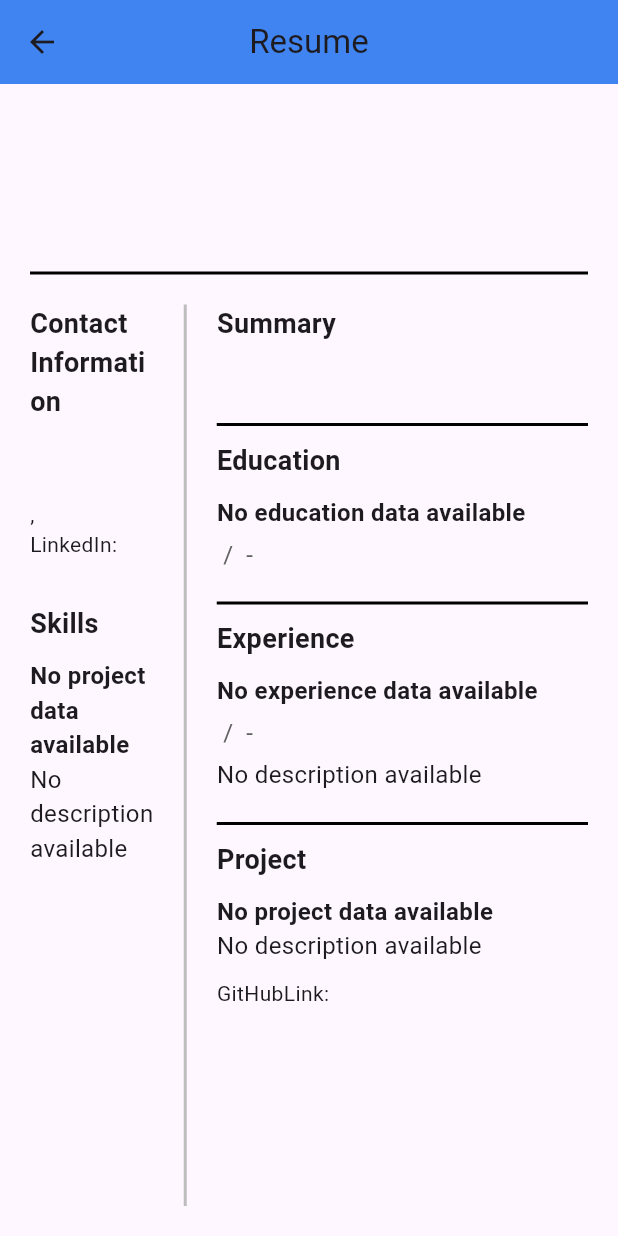
After one commit to Cloudcods/CvApplication, a Flutter app: the ResumePage screen opened directly, on a phone screen of 412 x 824 dp. The commit adds this screen. Run offline on Flutter 3.47's test engine with Material 3 defaults, Android fonts, the phone set to English and light mode, and no system bars; our stand-ins replace shared_preferences; accounts and stored records are empty.

Commit message:
day14 completed

```diff
--- /dev/null
+++ b/lib/day 14/cv.dart
@@ -0,0 +1,344 @@
+import 'package:flutter/material.dart';
+import 'package:shared_preferences/shared_preferences.dart';
+
+class ResumePage extends StatefulWidget {
+  const ResumePage({super.key});
+
+  @override
+  State<ResumePage> createState() => _ResumePageState();
+}
+
+class _ResumePageState extends State<ResumePage> {
+  String _firstName = '';
+  String _lastName = '';
+  String _designation = '';
+  String _address = '';
+  String _contactCity = ''; // Renamed for contact information city
+  String _email = '';
+  String _mobileNumber = '';
+  String _summary = '';
+  String _socialLink = '';
+
+  // For education
+  String _schoolName = '';
+  String _degree = '';
+  String _educationCity = ''; // Renamed for education city
+  String _educationStartDate = ''; // Renamed for education start date
+  String _graduationDate = '';
+  bool _isCurrentlyStudying = false;
+
+  // For experience
+  String _jobTitle = '';
+  String _employer = '';
+  String _experienceCity = ''; // Renamed for experience city
+  String _experienceStartDate = ''; // Renamed for experience start date
+  String _endDate = '';
+  String _description = '';
+
+  // for project and skill..
+   String _Project = '';
+  String _ProjectDescription = '';
+  String _GitHubLink='';
+  // for skill
+
+  String _Skill='';
+  String _SkillDescription='';
+
+
+  @override
+  void initState() {
+    super.initState();
+    _loadFormData();
+  }
+
+  Future<void> _loadFormData() async {
+    SharedPreferences prefs = await SharedPreferences.getInstance();
+    setState(() {
+      _firstName = prefs.getString('Firstname') ?? '';
+      _lastName = prefs.getString('Lastname') ?? '';
+      _designation = prefs.getString('Designation') ?? '';
+      _address = prefs.getString('Address') ?? '';
+      _contactCity = prefs.getString('City') ?? '';
+      _email = prefs.getString('Email') ?? '';
+      _mobileNumber = prefs.getString('MobileNumber') ?? '';
+      _summary = prefs.getString('Summary') ?? '';
+      _socialLink = prefs.getString('SocialLink') ?? '';
+
+      _schoolName = prefs.getString('School/UniversityName') ?? '';
+      _degree = prefs.getString('Degree') ?? '';
+      _educationCity = prefs.getString('City') ?? '';
+      _educationStartDate = prefs.getString('StartDate') ?? '';
+      _graduationDate = prefs.getString('GraduationDate') ?? '';
+      _isCurrentlyStudying = prefs.getBool('CurrentlyStudying') ?? false;
+
+      _jobTitle = prefs.getString('ExperienceJobTitle') ?? '';
+      _employer = prefs.getString('ExperienceEmployer') ?? '';
+      _experienceCity = prefs.getString('ExperienceCity') ?? '';
+      _experienceStartDate = prefs.getString('ExperienceStartDate') ?? '';
+      _endDate = prefs.getString('ExperienceEndDate') ?? '';
+      _description = prefs.getString('ExperienceDescription') ?? '';
+
+      _Project = prefs.getString('Project') ?? '';
+     _ProjectDescription = prefs.getString('ProjectDescription') ?? '';
+     _GitHubLink = prefs.getString('GitHubLink') ?? '';
+
+     _Skill= prefs.getString('Skill') ?? '';
+     _SkillDescription= prefs.getString('SkillDescription') ?? '';
+
+
+
+
+
+
+  });
+}
+
+
+
+
+  @override
+  Widget build(BuildContext context) {
+    return Scaffold(
+      appBar: AppBar(
+        title: Text("Resume"),
+        centerTitle: true,
+        backgroundColor: Color.fromARGB(255, 64, 132, 241),
+      ),
+      body: Padding(
+        padding: const EdgeInsets.all(20.0),
+        child: Column(
+          crossAxisAlignment: CrossAxisAlignment.start,
+          children: [
+            // Top section with name, designation, and horizontal line
+            Column(
+              crossAxisAlignment: CrossAxisAlignment.start,
+              children: [
+                Text(
+                  '$_firstName $_lastName',
+                  style: TextStyle(
+                    fontSize: 32,
+                    fontWeight: FontWeight.bold,
+                  ),
+                ),
+                SizedBox(height: 10),
+                Text(
+                  _designation,
+                  style: TextStyle(
+                    fontSize: 20,
+                    color: Colors.grey[700],
+                  ),
+                ),
+                SizedBox(height: 20),
+                Container(
+                  width: double.infinity,
+                  height: 2,
+                  color: Colors.black,
+                ),
+                SizedBox(height: 20), // Space after the top section
+              ],
+            ),
+            // Main content with contact, summary, and skills
+            Expanded(
+              child: Row(
+                crossAxisAlignment: CrossAxisAlignment.start,
+                children: [
+                  // Content on the left with contact information
+                  Expanded(
+                    flex: 1,
+                    child: Column(
+                      crossAxisAlignment: CrossAxisAlignment.start,
+                      children: [
+                        // Contact information
+                        Text(
+                          'Contact Information',
+                          style: TextStyle(
+                            fontSize: 18,
+                            fontWeight: FontWeight.bold,
+                          ),
+                        ),
+                        SizedBox(height: 10),
+                        Text(_mobileNumber),
+                        Text(_email),
+                        Text('$_address, $_contactCity'), // Display contact city with address
+                        Text('LinkedIn: ' + _socialLink), // Add social link
+                        SizedBox(height: 20),
+                        // Other sections as needed...
+
+                          SizedBox(height: 10),
+
+                        // Skills
+                        Text(
+                          'Skills',
+                          style: TextStyle(
+                            fontSize: 18,
+                            fontWeight: FontWeight.bold,
+                          ),
+                        ),
+                                      SizedBox(height: 10),
+                       Text(
+  _Skill.isNotEmpty
+      ? '$_Skill'
+      : 'No project data available',
+  style: TextStyle(
+    fontSize: 16,
+    fontWeight: FontWeight.bold,
+  ),
+),
+
+   Text(
+                          _SkillDescription.isNotEmpty ? _SkillDescription : 'No description available',
+                          style: TextStyle(
+                            fontSize: 16,
+                          ),
+                        ),
+
+
+                      ],
+                    ),
+                  ),
+
+
+
+                  // Vertical line separator
+                  Container(
+                    width: 2,
+                    height: double.infinity,
+                    color: Colors.grey[400],
+                    margin: EdgeInsets.symmetric(horizontal: 20),
+                  ),
+                  // Content on the right with summary
+                  Expanded(
+                    flex: 3,
+                    child: Column(
+                      crossAxisAlignment: CrossAxisAlignment.start,
+                      children: [
+                        Text(
+                          'Summary',
+                          style: TextStyle(
+                            fontSize: 18,
+                            fontWeight: FontWeight.bold,
+                          ),
+                        ),
+
+                        SizedBox(height: 10),
+                        Text(
+                          _summary,
+                          style: TextStyle(fontSize: 16),
+                        ),
+                        SizedBox(height: 20),
+                        Container(
+                          width: double.infinity,
+                          height: 2,
+                          color: Colors.black,
+                        ),
+                        SizedBox(height: 10),
+                        Text(
+                          'Education',
+                          style: TextStyle(
+                            fontSize: 18,
+                            fontWeight: FontWeight.bold,
+                          ),
+                        ),
+                        SizedBox(height: 10),
+                        Text(
+                          _degree.isNotEmpty && _schoolName.isNotEmpty
+                              ? '$_degree from $_schoolName'
+                              : 'No education data available',
+                          style: TextStyle(
+                            fontSize: 16,
+                            fontWeight: FontWeight.bold,
+                          ),
+                        ),
+                        SizedBox(height: 5),
+                        Text(
+                          '$_educationCity / $_educationStartDate - ${_isCurrentlyStudying ? "Present" : _graduationDate}',
+                          style: TextStyle(
+                            fontSize: 16,
+                            color: Colors.grey[700],
+                          ),
+                        ),
+                        SizedBox(height: 20),
+                        Container(
+                          width: double.infinity,
+                          height: 2,
+                          color: Colors.black,
+                        ),
+                        SizedBox(height: 10),
+                        Text(
+                          'Experience',
+                          style: TextStyle(
+                            fontSize: 18,
+                            fontWeight: FontWeight.bold,
+                          ),
+                        ),
+                        SizedBox(height: 10),
+                        Text(
+                          _jobTitle.isNotEmpty && _employer.isNotEmpty
+                              ? '$_jobTitle at $_employer'
+                              : 'No experience data available',
+                          style: TextStyle(
+                            fontSize: 16,
+                            fontWeight: FontWeight.bold,
+                          ),
+                        ),
+                        SizedBox(height: 5),
+                        Text(
+                          '$_experienceCity / $_experienceStartDate - $_endDate',
+                          style: TextStyle(
+                            fontSize: 16,
+                            color: Colors.grey[700],
+                          ),
+                        ),
+                        SizedBox(height: 5),
+                        Text(
+                          _description.isNotEmpty ? _description : 'No description available',
+                          style: TextStyle(
+                            fontSize: 16,
+                          ),
+                        ),
+                        SizedBox(height: 20),
+                        Container(
+                          width: double.infinity,
+                          height: 2,
+                          color: Colors.black,
+                        ),
+                      SizedBox(height: 10),
+                        Text(
+                          'Project',
+                          style: TextStyle(
+                            fontSize: 18,
+                            fontWeight: FontWeight.bold,
+                          ),
+                        ),
+                      SizedBox(height: 10),
+                       Text(
+  _Project.isNotEmpty
+      ? '$_Project'
+      : 'No project data available',
+  style: TextStyle(
+    fontSize: 16,
+    fontWeight: FontWeight.bold,
+  ),
+),
+                       Text(
+                          _ProjectDescription.isNotEmpty ? _ProjectDescription : 'No description available',
+                          style: TextStyle(
+                            fontSize: 16,
+                          ),
+                        ),
+                                                SizedBox(height: 10),
+                                              Text('GitHubLink: ' + _GitHubLink), // Add social link
+
+
+                      ],
+                    ),
+                  ),
+                ],
+              ),
+            ),
+          ],
+        ),
+      ),
+    );
+  }
+}
--- a/lib/day11/Mycv.dart
+++ b/lib/day11/Mycv.dart
@@ -29,8 +29,9 @@ class _MycvAppState extends State<MycvApp> {
 
 // for  saving the data...
    Future<void> _saveFormData() async {
+
     SharedPreferences prefs = await SharedPreferences.getInstance();
-    await prefs.setString('Firstname', _FirstnameController.text);
+    await prefs.setString('Firstname',_FirstnameController.text);
     await prefs.setString('Lastname', _LastnameController.text);
     await prefs.setString('Designation', _DesignationController.text);
     await prefs.setString('Address', _Addresscontroller.text);
--- a/lib/day13/projects.dart
+++ b/lib/day13/projects.dart
@@ -1,4 +1,4 @@
-import 'package:application/day11/Mycv.dart';
+import 'package:application/day%2014/cv.dart';
 import 'package:flutter/material.dart';
 import 'package:shared_preferences/shared_preferences.dart';
 
@@ -11,8 +11,8 @@ class MyProjects extends StatefulWidget {
 
 class _MyProjectsState extends State<MyProjects> {
   final _formKey = GlobalKey<FormState>();
-  final _ProjectController=TextEditingController();
-  final _DescriptionController=TextEditingController();
+  final _ProjectNameController=TextEditingController();
+  final _ProjectDescriptionController=TextEditingController();
   final _GitHubLinkController=TextEditingController();
   // for skill
   final _SkillController=TextEditingController();
@@ -29,18 +29,18 @@ class _MyProjectsState extends State<MyProjects> {
   // Saving the data
   Future<void> _saveFormData() async {
     SharedPreferences prefs = await SharedPreferences.getInstance();
-    await prefs.setString('Projects', _ProjectController.text);
-    await prefs.setString('Description', _DescriptionController.text);
+     await prefs.setString('Project', _ProjectNameController.text);
+     await prefs.setString('ProjectDescription', _ProjectDescriptionController.text);
      await prefs.setString('GitHubLink', _GitHubLinkController.text);
-    await prefs.setString('Skill', _SkillController.text);
+     await prefs.setString('Skill', _SkillController.text);
      await prefs.setString('SkillDescription', _SkillDescriptionController.text);
 
   }
   Future<void> _loadFormData() async {
     SharedPreferences prefs = await SharedPreferences.getInstance();
     setState(() {
-                _ProjectController.text = prefs.getString('Projects') ?? '';
-                      _DescriptionController.text = prefs.getString('Description') ?? '';
+                _ProjectNameController.text = prefs.getString('Project') ?? '';
+                      _ProjectDescriptionController.text = prefs.getString('ProjectDescription') ?? '';
                             _GitHubLinkController.text = prefs.getString('GitHubLink') ?? '';
                                   _SkillController.text = prefs.getString('Skill') ?? '';
                                         _SkillDescriptionController.text = prefs.getString('SkillDescription') ?? '';
@@ -84,7 +84,7 @@ class _MyProjectsState extends State<MyProjects> {
                 ),
                 SizedBox(height: 10),
                 TextFormField(
-                  controller: _ProjectController,
+                  controller: _ProjectNameController,
                   decoration: InputDecoration(
                     prefixIcon: Icon(Icons.integration_instructions),
                     border: OutlineInputBorder(),
@@ -100,7 +100,7 @@ class _MyProjectsState extends State<MyProjects> {
                 ),
                 SizedBox(height: 10),
                 TextFormField(
-                  controller: _DescriptionController,
+                  controller: _ProjectDescriptionController,
                   maxLines: 3,
                   decoration: InputDecoration(
                     border: OutlineInputBorder(),
@@ -190,7 +190,7 @@ class _MyProjectsState extends State<MyProjects> {
                       _saveFormData().then((_) {
                         Navigator.push(
                           context,
-                          MaterialPageRoute(builder: (context) =>MycvApp()),
+                          MaterialPageRoute(builder: (context) =>ResumePage()),
                         );
                       });
                     }
--- a/pubspec.yaml
+++ b/pubspec.yaml
@@ -44,6 +44,9 @@ dependencies:
   intl: ^0.18.0
 
 
+
+
+
 dev_dependencies:
   flutter_test:
     sdk: flutter
@@ -73,6 +76,7 @@ flutter:
 
 
 
+
   # An image asset can refer to one or more resolution-specific "variants", see
   # https://flutter.dev/assets-and-images/#resolution-aware
 
```
